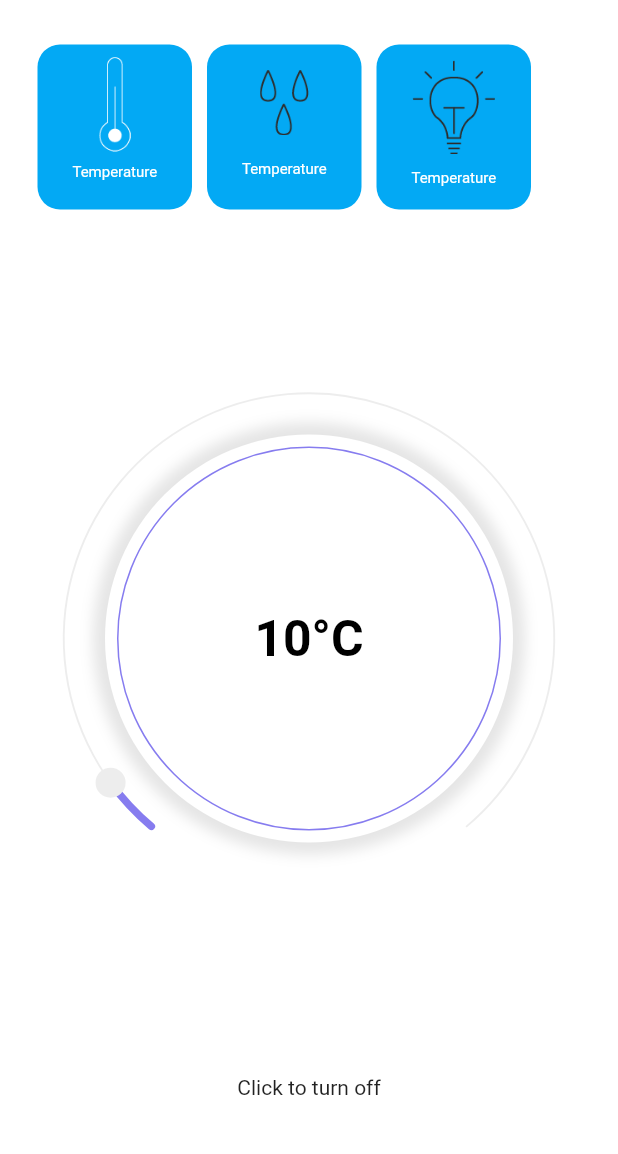
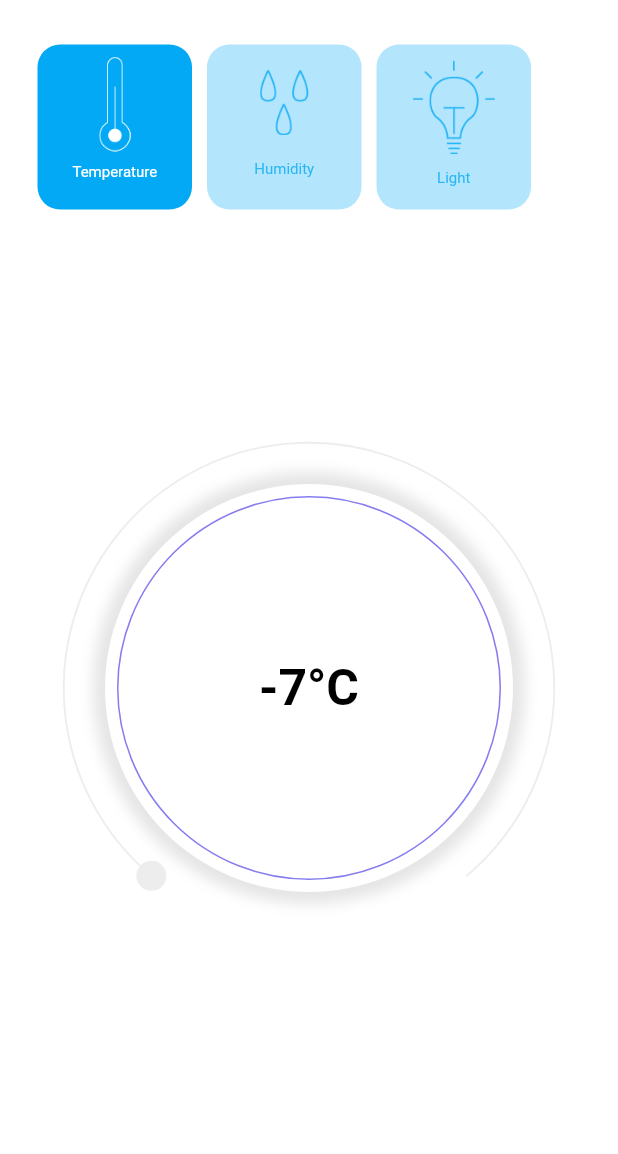
Before and after one commit to farhanyousaf786/room_temp_flutter, a Flutter app: the screen it shows after launch, after a tap on "Temperature", on a phone screen of 412 x 824 dp, the part 62-1216 px from its top. Run offline on Flutter 3.47's test engine with Material 2 defaults, Android fonts, the phone set to English and light mode, and no system bars; drawn by our look-alikes of sleek_circular_slider; our stand-ins replace get; missing offline and left inert: devicetemperature.

Commit message:
Room Temp widget added

```diff
--- a/lib/DashBoard/DashBoard.dart
+++ b/lib/DashBoard/DashBoard.dart
@@ -1,12 +1,20 @@
 import 'package:flutter/material.dart';
 import 'package:get/get.dart';
+import 'package:roomtemppro/widgets/RoomTemp/RoomTemp.dart';
 import 'package:sleek_circular_slider/sleek_circular_slider.dart';
 import 'package:roomtemppro/utils/AppAssets.dart';
 import 'package:roomtemppro/utils/AppSpaces.dart';
 import 'package:roomtemppro/widgets/buttons.dart';
 
-class DashBoard extends StatelessWidget {
+class DashBoard extends StatefulWidget {
   const DashBoard({Key? key}) : super(key: key);
+
+  @override
+  State<DashBoard> createState() => _DashBoardState();
+}
+
+class _DashBoardState extends State<DashBoard> {
+  late String current = "room";
 
   @override
   Widget build(BuildContext context) {
@@ -16,29 +24,39 @@ class DashBoard extends StatelessWidget {
         backgroundColor: Colors.white,
         elevation: 0,
         centerTitle: true,
-        title: const Text(
-          "Room Temperature",
-          style: TextStyle(fontSize: 22, color: Colors.lightBlue,
-          fontWeight: FontWeight.bold),
+        title: Text(
+          current == "room"
+              ? "Room Temperature"
+              : current == "humidity"
+                  ? "Humidity"
+                  : "Light",
+          style: TextStyle(
+              fontSize: 22,
+              color: Colors.lightBlue,
+              fontWeight: FontWeight.bold),
         ),
       ),
       body: Padding(
         padding: const EdgeInsets.symmetric(horizontal: 20.0, vertical: 10.0),
-        child: Column(
-            mainAxisAlignment: MainAxisAlignment.spaceEvenly,
-
-            children: [
+        child:
+            Column(mainAxisAlignment: MainAxisAlignment.spaceEvenly, children: [
           Row(
             children: [
               GestureDetector(
-                onTap: ()=>{},
+                onTap: () => {
+                  setState(() {
+                    current = "room";
+                  }),
+                },
                 child: Padding(
                   padding: const EdgeInsets.all(5.0),
                   child: Container(
                     height: 110,
                     width: MediaQuery.of(context).size.width / 4,
                     decoration: BoxDecoration(
-                      color: Colors.lightBlue,
+                      color: current == "room"
+                          ? Colors.lightBlue
+                          : Colors.lightBlue.withOpacity(0.3),
                       borderRadius: BorderRadius.circular(15),
                     ),
                     child: Column(
@@ -48,6 +66,9 @@ class DashBoard extends StatelessWidget {
                           child: Image.asset(
                             AppAssets.temperature,
                             scale: 1.8,
+                            color: current == "room"
+                                ? Colors.white
+                                : Colors.lightBlue.shade400,
                           ),
                         ),
                         Padding(
@@ -55,7 +76,11 @@ class DashBoard extends StatelessWidget {
                               left: 10, right: 10, bottom: 12),
                           child: Text(
                             "Temperature",
-                            style: TextStyle(fontSize: 10, color: Colors.white),
+                            style: TextStyle(
+                                fontSize: 10,
+                                color: current == "room"
+                                    ? Colors.white
+                                    : Colors.lightBlue.shade400),
                           ),
                         )
                       ],
@@ -64,15 +89,20 @@ class DashBoard extends StatelessWidget {
                 ),
               ),
               GestureDetector(
-                onTap: ()=>{},
+                onTap: () => {
+                  setState(() {
+                    current = "humidity";
+                  }),
+                },
                 child: Padding(
                   padding: const EdgeInsets.all(5.0),
                   child: Container(
                     height: 110,
-
                     width: MediaQuery.of(context).size.width / 4,
                     decoration: BoxDecoration(
-                      color: Colors.lightBlue,
+                      color: current == "humidity"
+                          ? Colors.lightBlue
+                          : Colors.lightBlue.withOpacity(0.3),
                       borderRadius: BorderRadius.circular(15),
                     ),
                     child: Column(
@@ -83,14 +113,22 @@ class DashBoard extends StatelessWidget {
                           child: Image.asset(
                             AppAssets.humidity,
                             scale: 1.8,
+                            color: current == "humidity"
+                                ? Colors.white
+                                : Colors.lightBlue.shade400,
                           ),
                         ),
                         Padding(
                           padding: const EdgeInsets.only(
                               left: 10, right: 10, bottom: 12),
                           child: Text(
-                            "Temperature",
-                            style: TextStyle(fontSize: 10, color: Colors.white),
+                            "Humidity",
+                            style: TextStyle(
+                              fontSize: 10,
+                              color: current == "humidity"
+                                  ? Colors.white
+                                  : Colors.lightBlue.shade400,
+                            ),
                           ),
                         )
                       ],
@@ -99,15 +137,20 @@ class DashBoard extends StatelessWidget {
                 ),
               ),
               GestureDetector(
-                onTap: ()=>{},
+                onTap: () => {
+                  setState(() {
+                    current = "light";
+                  }),
+                },
                 child: Padding(
                   padding: const EdgeInsets.all(5.0),
                   child: Container(
                     height: 110,
-
                     width: MediaQuery.of(context).size.width / 4,
                     decoration: BoxDecoration(
-                      color: Colors.lightBlue,
+                      color: current == "light"
+                          ? Colors.lightBlue
+                          : Colors.lightBlue.withOpacity(0.3),
                       borderRadius: BorderRadius.circular(15),
                     ),
                     child: Column(
@@ -118,14 +161,22 @@ class DashBoard extends StatelessWidget {
                           child: Image.asset(
                             AppAssets.light,
                             scale: 1.8,
+                            color: current == "light"
+                                ? Colors.white
+                                : Colors.lightBlue.shade400,
                           ),
                         ),
-                        const Padding(
-                          padding: EdgeInsets.only(
-                              left: 10, right: 10, bottom: 12),
+                        Padding(
+                          padding:
+                              EdgeInsets.only(left: 10, right: 10, bottom: 12),
                           child: Text(
-                            "Temperature",
-                            style: TextStyle(fontSize: 10, color: Colors.white),
+                            "Light",
+                            style: TextStyle(
+                              fontSize: 10,
+                              color: current == "light"
+                                  ? Colors.white
+                                  : Colors.lightBlue.shade400,
+                            ),
                           ),
                         )
                       ],
@@ -133,75 +184,9 @@ class DashBoard extends StatelessWidget {
                   ),
                 ),
               ),
-
-
             ],
           ),
-          Expanded(
-            child: Padding(
-              padding: const EdgeInsets.symmetric(horizontal: 20.0),
-              child: SleekCircularSlider(
-                appearance: CircularSliderAppearance(
-                  customColors: CustomSliderColors(
-                    trackColor: Get.theme.disabledColor,
-                    dotColor: Get.theme.disabledColor,
-                    progressBarColor: Get.theme.primaryColor,
-                  ),
-                  startAngle: 130.0,
-                  angleRange: 280.0,
-                  size: Get.mediaQuery.size.height,
-                  customWidths:
-                      CustomSliderWidths(progressBarWidth: 5, handlerSize: 10),
-                ),
-                min: 0,
-                max: 200,
-                initialValue: 10,
-                // onChangeEnd: (_value) => controller.tempature.value = _value,
-                innerWidget: (percentage) => Padding(
-                  padding: const EdgeInsets.all(30.0),
-                  child: Center(
-                    child: Container(
-                        decoration: BoxDecoration(
-                          color: Colors.white,
-                          shape: BoxShape.circle,
-                          boxShadow: [
-                            BoxShadow(
-                              color: Colors.black.withOpacity(0.1),
-                              blurRadius: 7,
-                              spreadRadius: 8,
-                            ),
-                          ],
-                        ),
-                        child: Container(
-                            margin: EdgeInsets.all(8),
-                            decoration: BoxDecoration(
-                              border: Border.all(
-                                color: Get.theme.primaryColor,
-                                width: 1,
-                              ),
-                              shape: BoxShape.circle,
-                              color: Colors.white,
-                            ),
-                            child: Center(
-                              child: Text(
-                                '${percentage.toStringAsFixed(0)}°C',
-                                style: TextStyle(
-                                  fontSize: 15 +
-                                      (22 * 683 / Get.mediaQuery.size.height),
-                                  color: Colors.black,
-                                  fontWeight: FontWeight.w600,
-                                ),
-                              ),
-                            ))),
-                  ),
-                ),
-              ),
-            ),
-          ),
-          AppSpaces.vertical10,
-          Text('Click to turn off'),
-          AppSpaces.vertical10,
-          AppSpaces.vertical30,
+          Expanded(child: RoomTemp()),
         ]),
       ),
     );
--- /dev/null
+++ b/lib/widgets/RoomTemp/RoomTemp.dart
@@ -0,0 +1,96 @@
+import 'package:flutter/material.dart';
+import 'package:get/get.dart';
+import 'package:get/get_core/src/get_main.dart';
+import 'package:sleek_circular_slider/sleek_circular_slider.dart';
+import 'package:devicetemperature/devicetemperature.dart';
+
+class RoomTemp extends StatefulWidget {
+  const RoomTemp({Key? key}) : super(key: key);
+
+  @override
+  State<RoomTemp> createState() => _RoomTempState();
+}
+
+class _RoomTempState extends State<RoomTemp> {
+   double? insideTemperatureC = 0.0;
+   double? insideTemperatureF = 0.0;
+
+  Future<void> initDeviceTemperature() async {
+    double temp;
+    try {
+      temp = await Devicetemperature.DeviceTemperature;
+    } catch (e) {
+      temp = 0.0;
+    }
+    insideTemperatureC = (temp - 7);
+    insideTemperatureF = (((temp * 9 / 5) + 32) - 16);
+  }
+
+  @override
+  void initState() {
+    initDeviceTemperature();
+    super.initState();
+  }
+  @override
+  Widget build(BuildContext context) {
+    return Padding(
+      padding: const EdgeInsets.symmetric(horizontal: 20.0),
+      child: SleekCircularSlider(
+        appearance: CircularSliderAppearance(
+          customColors: CustomSliderColors(
+            trackColor: Get.theme.disabledColor,
+            dotColor: Get.theme.disabledColor,
+            progressBarColor: Get.theme.primaryColor,
+          ),
+          startAngle: 130.0,
+          angleRange: 280.0,
+          size: Get.mediaQuery.size.height,
+          customWidths:
+              CustomSliderWidths(progressBarWidth: 5, handlerSize: 10),
+        ),
+        min: 0,
+        max: 200,
+        initialValue: insideTemperatureC!,
+        // onChangeEnd: (_value) => controller.tempature.value = _value,
+        innerWidget: (percentage) => Padding(
+          padding: const EdgeInsets.all(30.0),
+          child: Center(
+            child: Container(
+                decoration: BoxDecoration(
+                  color: Colors.white,
+                  shape: BoxShape.circle,
+                  boxShadow: [
+                    BoxShadow(
+                      color: Colors.black.withOpacity(0.1),
+                      blurRadius: 7,
+                      spreadRadius: 8,
+                    ),
+                  ],
+                ),
+                child: Container(
+                    margin: EdgeInsets.all(8),
+                    decoration: BoxDecoration(
+                      border: Border.all(
+                        color: Get.theme.primaryColor,
+                        width: 1,
+                      ),
+                      shape: BoxShape.circle,
+                      color: Colors.white,
+                    ),
+                    child: Center(
+                      child: Text(
+                        '${percentage.toStringAsFixed(0)}°C',
+                        style: TextStyle(
+                          fontSize:
+                              15 + (22 * 683 / Get.mediaQuery.size.height),
+                          color: Colors.black,
+                          fontWeight: FontWeight.w600,
+                        ),
+                      ),
+                    ))),
+          ),
+        ),
+      ),
+    );
+  }
+}
--- a/pubspec.yaml
+++ b/pubspec.yaml
@@ -39,6 +39,8 @@ dependencies:
   sleek_circular_slider: ^2.0.1
   environment_sensors: ^0.2.0
   get: ^4.3.8
+  devicetemperature: ^0.0.1
+
 
 
 dev_dependencies:
```
Also changed, not shown: pubspec.lock.
